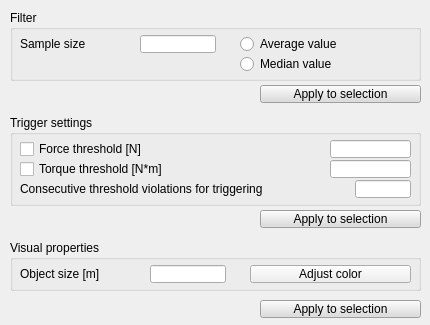
The window that ui/qdlgforcesensors.ui (CoppeliaRobotics/coppeliaSimLib) describes before a commit, drawn with Qt 5.
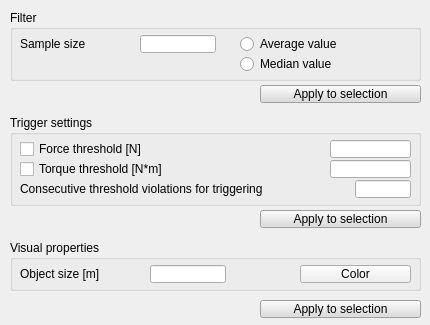
The same window after the commit.

```diff
--- a/ui/qdlgforcesensors.ui
+++ b/ui/qdlgforcesensors.ui
@@ -57,9 +57,9 @@
    <widget class="QToolButton" name="qqColorA">
     <property name="geometry">
      <rect>
-      <x>240</x>
+      <x>290</x>
       <y>25</y>
-      <width>161</width>
+      <width>111</width>
       <height>18</height>
      </rect>
     </property>
@@ -67,7 +67,7 @@
      <enum>Qt::StrongFocus</enum>
     </property>
     <property name="text">
-     <string>Adjust color</string>
+     <string>Color</string>
     </property>
    </widget>
   </widget>
```
